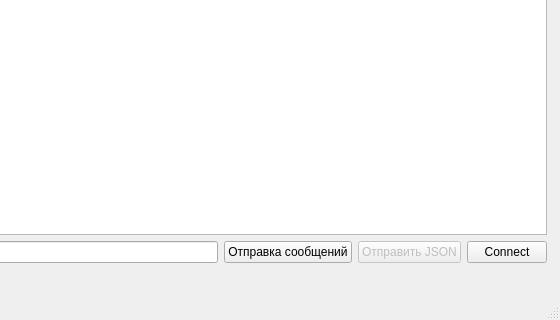
Qt form mainwindow.ui (wertengo/projectClient) before a commit; both pictures show x 184 to 744 and y 228 to 548 of the 744 by 548 pixel window.
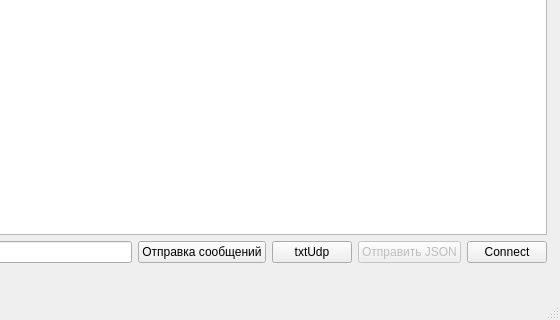
The same form after that commit.

Commit message: Сделана отправка файла по udp разбив его на пакеты, так же добавлена кнопка в интерфейс, есть код когда отправляется сообщение или файл

What changed in the file:
```diff
--- a/mainwindow.ui
+++ b/mainwindow.ui
@@ -46,6 +46,13 @@
          </property>
         </widget>
        </item>
+       <item>
+        <widget class="QPushButton" name="pushTxtForUDP">
+         <property name="text">
+          <string>txtUdp</string>
+         </property>
+        </widget>
+       </item>
        <item>
         <widget class="QPushButton" name="buttonPushJSON">
          <property name="enabled">
```
The commit also changes 7 other files.
